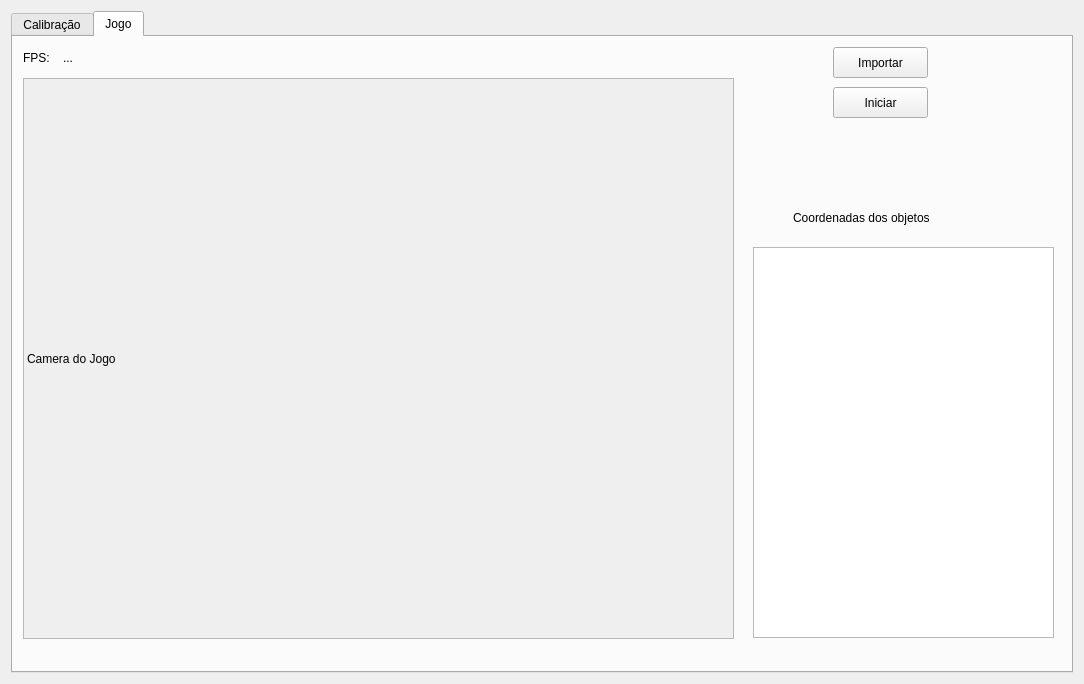
The window that project/calibra_tcc/principal.ui (everbgs/calibrabgs) describes before a commit, drawn with Qt 5.
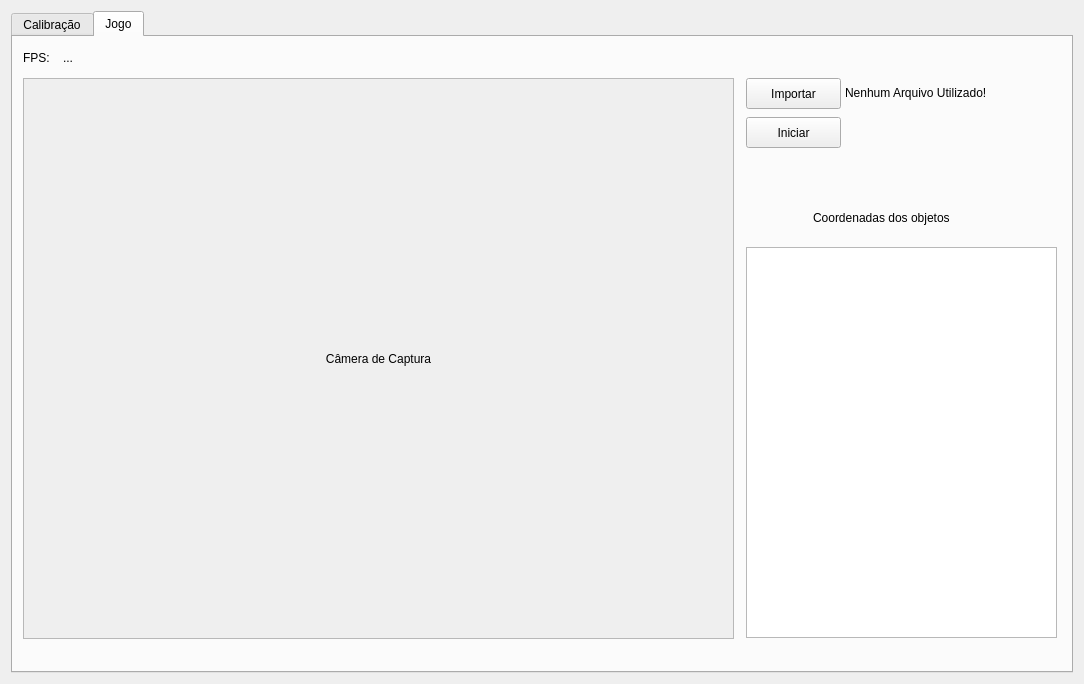
The same window after the commit. The open tabs and pages were chosen to show the change. Custom widgets are drawn as their Qt base class.

What changed in the file:
```diff
--- a/project/calibra_tcc/principal.ui
+++ b/project/calibra_tcc/principal.ui
@@ -1563,14 +1563,17 @@
         <enum>QFrame::StyledPanel</enum>
        </property>
        <property name="text">
-        <string>Camera do Jogo</string>
+        <string>Câmera de Captura</string>
+       </property>
+       <property name="alignment">
+        <set>Qt::AlignCenter</set>
        </property>
       </widget>
       <widget class="QPushButton" name="pushButton">
        <property name="geometry">
         <rect>
-         <x>820</x>
-         <y>10</y>
+         <x>733</x>
+         <y>41</y>
          <width>95</width>
          <height>31</height>
         </rect>
@@ -1582,8 +1585,8 @@
       <widget class="QPushButton" name="pushButton_2">
        <property name="geometry">
         <rect>
-         <x>820</x>
-         <y>50</y>
+         <x>733</x>
+         <y>80</y>
          <width>95</width>
          <height>31</height>
         </rect>
@@ -1595,9 +1598,9 @@
       <widget class="QPlainTextEdit" name="edCoordenadas">
        <property name="geometry">
         <rect>
-         <x>740</x>
+         <x>733</x>
          <y>210</y>
-         <width>301</width>
+         <width>311</width>
          <height>391</height>
         </rect>
        </property>
@@ -1605,7 +1608,7 @@
       <widget class="QLabel" name="label">
        <property name="geometry">
         <rect>
-         <x>780</x>
+         <x>800</x>
          <y>170</y>
          <width>191</width>
          <height>21</height>
@@ -1641,6 +1644,19 @@
         <string>...</string>
        </property>
       </widget>
+      <widget class="QLabel" name="lbArqUsado">
+       <property name="geometry">
+        <rect>
+         <x>832</x>
+         <y>45</y>
+         <width>231</width>
+         <height>21</height>
+        </rect>
+       </property>
+       <property name="text">
+        <string>Nenhum Arquivo Utilizado!</string>
+       </property>
+      </widget>
      </widget>
     </widget>
    </item>
```
Left out of the diff: 27 changed lines with no effect on the pictures.
